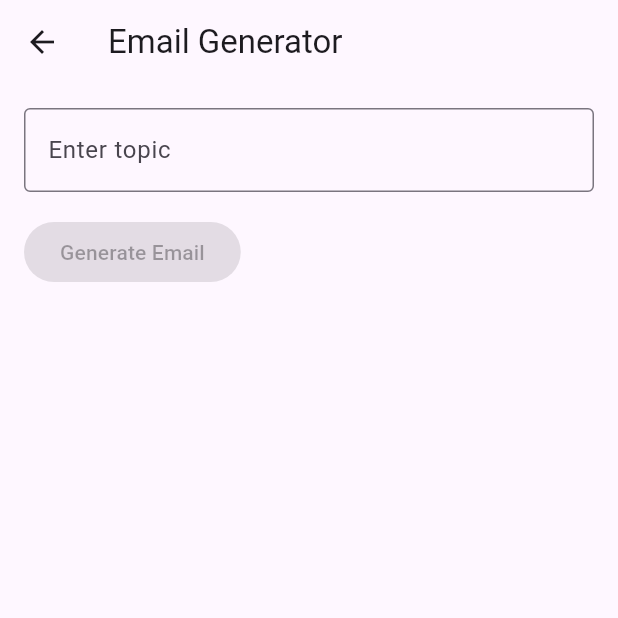
After one commit to XtraIce/the_town_hall, a Flutter app: the screen it shows after launch, after a tap on the "email" icon, on a phone screen of 412 x 824 dp, the top half of it. The commit adds this screen. Run offline on Flutter 3.47's test engine with Material 3 defaults, Android fonts, the phone set to English and light mode, and no system bars; our stand-ins replace flutter_map, geocoding, geolocator, latlong2.

Commit message:
Added Ai generation of emails to representatives. Need to check ai model to a free resource

```diff
--- /dev/null
+++ b/lib/classes/deep_ai_service.dart
@@ -0,0 +1,44 @@
+import 'dart:convert';
+import 'package:http/http.dart' as http;
+import 'package:flutter/services.dart' show rootBundle;
+
+
+class DeepAiService {
+
+  DeepAiService() {
+    init();
+  }
+
+  Future<void> init() async {
+    _loadApiKey();
+  }
+
+  void _loadApiKey() async {
+    final config = await rootBundle.loadString('assets/config.json');
+    final configData = jsonDecode(config);
+    apiKey = configData['deep_ai_api_key'];
+  }
+
+  late String apiKey;
+
+  Future<String> generateEmail(String prompt) async {
+    Uri url = Uri.parse('https://api.deepai.org/api/text-generator');
+    final response = await http.post(
+      url,
+      headers: {
+        'Authorization': 'Bearer $apiKey',
+        'Content-Type': 'application/json',
+      },
+      body: jsonEncode({
+        'text': prompt,
+      }),
+    );
+
+    if (response.statusCode == 200) {
+      final data = jsonDecode(response.body);
+      return data['output'] ?? 'No output';
+    } else {
+      throw Exception('Failed to generate email: ${response.statusCode}');
+    }
+  }
+}
--- a/lib/pages/home.dart
+++ b/lib/pages/home.dart
@@ -1,5 +1,8 @@
 import 'package:flutter/material.dart';
 import 'package:provider/provider.dart';
+import 'package:url_launcher/url_launcher.dart';
+import 'package:the_town_hall/widgets/email_generator_screen.dart';
+import 'package:the_town_hall/models/representative_card.dart';
 import 'package:the_town_hall/widgets/gpsmap.dart';
 import 'package:the_town_hall/widgets/location_provider.dart';
 import 'package:the_town_hall/widgets/locationsearch.dart';
@@ -15,6 +18,45 @@ class HomePage extends StatefulWidget {
     'State': true,
     'National': true,
   };
+
+  List<Representative> get _representatives => [
+    Representative(
+      id: 1,
+      name: 'John Doe',
+      position: 'Mayor',
+      positionLevel: PositionLevel.city,
+      district: 'District 12',
+      city: 'La Mesa',
+      party: 'Democrat',
+      state: 'California',
+      contactInfo: ContactInfo(
+        email: 'jdoe@lamesa.gov',
+        phone: '6198573234',
+        website: 'cityoflamesa.us',
+        officeAddress: '123 Main St, La Mesa, CA 91942',
+      ),
+      imageUrl: 'assets/images/user_icon.png',
+    ),
+    Representative(
+      id: 2,
+      name: 'Jane Smith',
+      position: 'City Council Member',
+      positionLevel: PositionLevel.city,
+      district: 'District 3',
+      city: 'La Mesa',
+      party: 'Republican',
+      state: 'California',
+      contactInfo: ContactInfo(
+        email: 'jsmith@lamesa.gov',
+        phone: '6198573234',
+        website: 'cityoflamesa.us',
+        officeAddress: '123 Main St, La Mesa, CA 91942',
+      ),
+      imageUrl: 'assets/images/user_icon.png',
+    ),
+    // Add more representatives as needed
+  ];
+
   @override
   State<HomePage> createState() => _HomePageState();
 }
@@ -23,14 +65,7 @@ class _HomePageState extends State<HomePage> {
   @override
   Widget build(BuildContext context) {
     return Scaffold(
-      body: ListView(
-        children:
-        [
-          titleBar(),
-          mapAndSearch(),
-          representatives(),
-        ],
-      ),
+      body: ListView(children: [titleBar(), mapAndSearch(), representatives()]),
     );
   }
 
@@ -43,10 +78,7 @@ class _HomePageState extends State<HomePage> {
         mainAxisSize: MainAxisSize.min,
         mainAxisAlignment: MainAxisAlignment.start,
         crossAxisAlignment: CrossAxisAlignment.center,
-      children: [
-        representativeFilterBar(),
-        representativeList(),
-      ],
+        children: [representativeFilterBar(), representativeList()],
       ),
     );
   }
@@ -54,7 +86,7 @@ class _HomePageState extends State<HomePage> {
   Expanded representativeList() {
     return Expanded(
       child: ListView.builder(
-        itemCount: 10,
+        itemCount: widget._representatives.length,
         itemBuilder: (context, index) {
           return Container(
             margin: const EdgeInsets.only(bottom: 8),
@@ -65,8 +97,8 @@ class _HomePageState extends State<HomePage> {
                 child: Row(
                   children: [
                     representativeDetails(index),
-              questionAndHistory(),
-              Spacer( flex: 5,),
+                    questionAndHistory(index),
+                    Spacer(flex: 5),
                   ],
                 ),
               ),
@@ -77,11 +109,11 @@ class _HomePageState extends State<HomePage> {
     );
   }
 
-  Column questionAndHistory() {
+  Column questionAndHistory(int index) {
+    final representative = widget._representatives[index];
     return Column(
       spacing: 16,
-      children:
-      [
+      children: [
         GestureDetector(
           onTap: () {
             // Handle Question Mark icon tap
@@ -101,6 +133,7 @@ class _HomePageState extends State<HomePage> {
   }
 
   Expanded representativeDetails(int index) {
+    final representative = widget._representatives[index];
     return Expanded(
       flex: 75,
       child: Column(
@@ -109,30 +142,65 @@ class _HomePageState extends State<HomePage> {
         children: [
           ListTile(
             leading: Icon(Icons.person),
-            title: Text('Representative ${index + 1}'),
-            subtitle: Text('Details about Representative ${index + 1}'),
+            title: Text(representative.name),
+            subtitle: Text(representative.position),
           ),
-          contactRepRow(),
+          contactRepRow(representative),
         ],
       ),
     );
   }
 
-  Row contactRepRow() {
+  Row contactRepRow(Representative representative) {
     return Row(
       mainAxisSize: MainAxisSize.max,
       mainAxisAlignment: MainAxisAlignment.spaceEvenly,
       children: [
         GestureDetector(
-      onTap: () {
+          onTap: () async {
             // Handle phone icon tap
-      print('Phone icon tapped');
+            final Uri phoneUri = Uri(
+              scheme: 'tel',
+              path: representative.contactInfo.phone,
+            );
+            if (await canLaunchUrl(phoneUri)) {
+              await launchUrl(phoneUri);
+            } else {
+              print('Could not launch phone app: $phoneUri');
+            }
           },
           child: Icon(Icons.phone, color: Colors.red),
         ),
         GestureDetector(
-      onTap: () {
+          onTap: () async {
             // Handle email icon tap
+            final generatedEmail = await Navigator.push(
+              context,
+              MaterialPageRoute(
+                builder:
+                    (context) => EmailGeneratorScreen(
+                      representative: representative,
+                      onEmailGenerated: (email) {
+                        // Handle the generated email
+                        print('Callback: $email');
+                      },
+                    ),
+              ),
+            );
+            if (generatedEmail != null) {
+              final Uri emailUri = Uri(
+                scheme: 'mailto',
+                path: representative.contactInfo.email,
+                query:
+                    'subject=${Uri.encodeComponent('Hello ${representative.name}')}'
+                    '&body=${Uri.encodeComponent(generatedEmail)}',
+              );
+              if (await canLaunchUrl(emailUri)) {
+                await launchUrl(emailUri);
+              } else {
+                print('Could not launch email app: $emailUri');
+              }
+            }
             print('Email icon tapped');
           },
           child: Icon(Icons.email, color: Colors.red),
--- /dev/null
+++ b/lib/widgets/email_generator_screen.dart
@@ -0,0 +1,92 @@
+import 'package:flutter/material.dart';
+import 'package:the_town_hall/classes/deep_ai_service.dart';
+import 'package:the_town_hall/models/representative_card.dart';
+
+class EmailGeneratorScreen extends StatefulWidget {
+  final Representative representative;
+  final ValueChanged<String> onEmailGenerated;
+
+  const EmailGeneratorScreen({
+    super.key,
+    required this.representative,
+    required this.onEmailGenerated,});
+
+  @override
+  _EmailGeneratorScreenState createState() => _EmailGeneratorScreenState();
+}
+
+class _EmailGeneratorScreenState extends State<EmailGeneratorScreen> {
+  final DeepAiService _deepAiService = DeepAiService();
+  String _generatedEmail = '';
+  String _topic = ''; // Replace with actual topic
+  bool _isLoading = false;
+
+  Future<void> _generateEmail(String topic) async {
+    setState(() {
+      _isLoading = true;
+    });
+
+    try {
+      final email = await _deepAiService.generateEmail(
+        'Write the body of a professional email to a ${widget.representative.position}'
+        '${widget.representative.name} about $topic.'
+        'Make it short and to the point.',
+      );
+
+      widget.onEmailGenerated(email);
+
+      // Close the screen and return the generated email
+      Navigator.pop(context, email);
+    } catch (e) {
+      setState(() {
+        _generatedEmail = 'Error generating email: $e';
+      });
+    } finally {
+      setState(() {
+        _isLoading = false;
+      });
+    }
+  }
+
+    @override
+    Widget build(BuildContext context) {
+      return Scaffold(
+      appBar: AppBar(
+        title: const Text('Email Generator'),
+      ),
+      body: Padding(
+        padding: const EdgeInsets.all(16.0),
+        child: Column(
+        crossAxisAlignment: CrossAxisAlignment.start,
+        children: [
+          TextField(
+          decoration: InputDecoration(
+            labelText: 'Enter topic',
+            border: OutlineInputBorder(),
+          ),
+          onChanged: (value) {
+            setState(() {
+            _topic = value;
+            });
+          },
+          ),
+          const SizedBox(height: 16),
+          ElevatedButton(
+          onPressed: _isLoading || _topic.isEmpty
+            ? null
+            : () => _generateEmail(_topic),
+          child: const Text('Generate Email'),
+          ),
+          const SizedBox(height: 16),
+          _isLoading
+            ? const Center(child: CircularProgressIndicator())
+            : Text(
+              _generatedEmail,
+              style: const TextStyle(fontSize: 16),
+            ),
+        ],
+        ),
+      ),
+      );
+    }
+  }
--- a/pubspec.yaml
+++ b/pubspec.yaml
@@ -40,6 +40,7 @@ dependencies:
   geocoding: ^3.0.0
   provider: ^6.1.4
   url_launcher: ^6.3.1
+  http: ^1.3.0
 
 dev_dependencies:
   flutter_test:
@@ -68,6 +69,7 @@ flutter:
     - assets/images/user_icon.png
     - assets/images/home_button.png
     - assets/images/gps_arrow.png
+    - assets/config.json
   #   - images/a_dot_ham.jpeg
 
   # An image asset can refer to one or more resolution-specific "variants", see
```
Also changed, not shown: lib/models/representative_card.dart (+10 -1 lines), pubspec.lock, 2 other files. Lines whose indentation alone changed are shown as unchanged.
